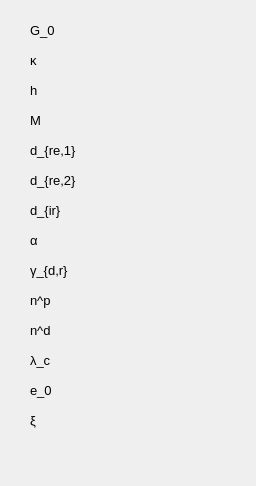
Before: the Qt Designer form GeoModelTest/ModelParaInputCycliq.ui in yjk15/GeoModelTest, drawn with Qt 5.
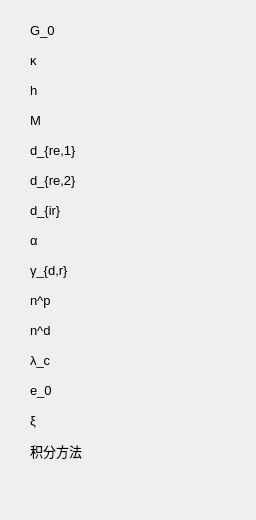
After: the same form once the commit is applied.

```diff
--- a/GeoModelTest/ModelParaInputCycliq.ui
+++ b/GeoModelTest/ModelParaInputCycliq.ui
@@ -7,7 +7,7 @@
     <x>0</x>
     <y>0</y>
     <width>256</width>
-    <height>486</height>
+    <height>520</height>
    </rect>
   </property>
   <property name="windowTitle">
@@ -265,6 +265,24 @@
     <string>ξ</string>
    </property>
   </widget>
+  <widget class="QLabel" name="label_14">
+   <property name="geometry">
+    <rect>
+     <x>30</x>
+     <y>440</y>
+     <width>71</width>
+     <height>21</height>
+    </rect>
+   </property>
+   <property name="font">
+    <font>
+     <pointsize>10</pointsize>
+    </font>
+   </property>
+   <property name="text">
+    <string>积分方法</string>
+   </property>
+  </widget>
  </widget>
  <resources/>
  <connections/>
```
